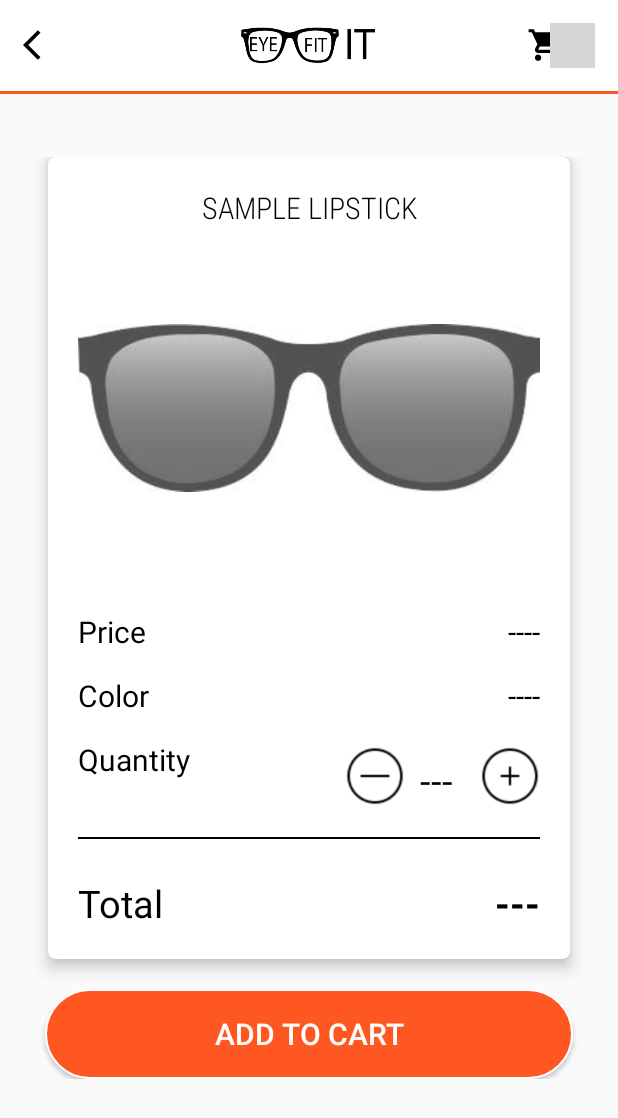
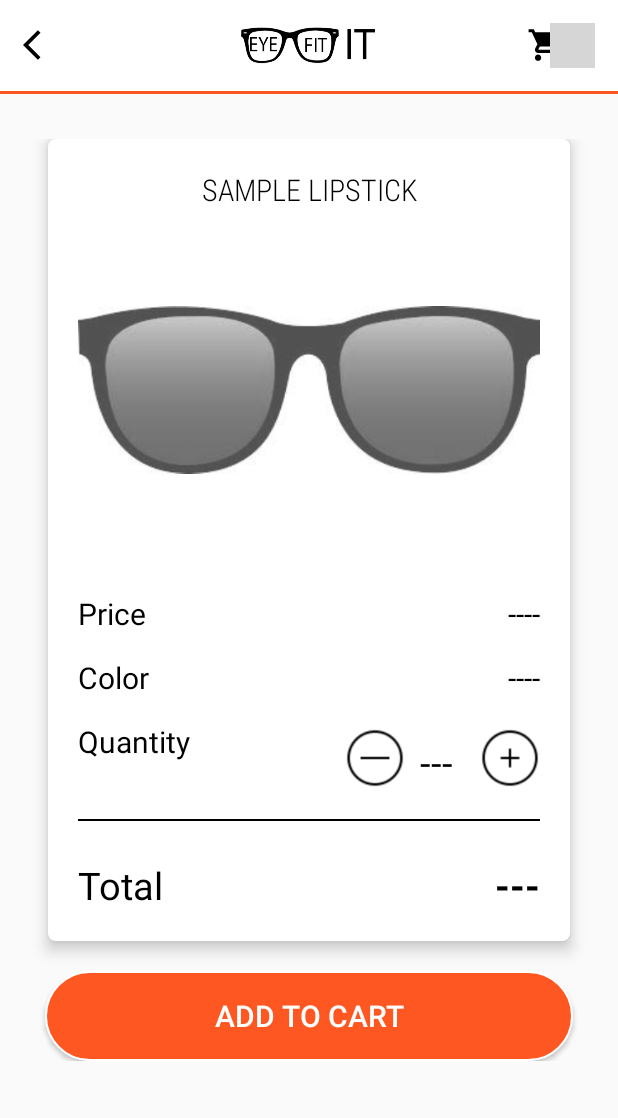
Before and after one commit to atoyota31/ar_eyeglasses, an Android app: the ProductDetails screen opened directly, with no data from a screen before it, on a phone screen of 412 x 824 dp. Shown: the top 1118 px of the screen. Run offline under Robolectric (Android 15) with nearby library versions, the phone set to English and light mode, and no system bars; libraries missing offline, so code that uses them is left out: com.nex3z.notificationbadge; plain views replace NotificationBadge; 2 statements that could not run were skipped; grey boxes are pictures that could not be loaded.

Commit message:
update margin

```diff
--- a/samples/augmented-faces/src/main/res/layout/activity_product_details.xml
+++ b/samples/augmented-faces/src/main/res/layout/activity_product_details.xml
@@ -9,6 +9,8 @@
     <include layout="@layout/action_bar2" />
 
     <RelativeLayout
+        android:layout_below="@+id/action_bar2_layout"
+        android:layout_marginTop="10dp"
         android:layout_width="wrap_content"
         android:layout_height="wrap_content"
         android:layout_centerInParent="true"
@@ -30,7 +32,7 @@
                 android:orientation="vertical"
                 android:padding="20dp">
 
-                //Product Name
+<!--                //Product Name-->
 
                 <TextView
                     android:id="@+id/detailsProductName"
@@ -42,8 +44,7 @@
                     android:textColor="@color/black"
                     android:textSize="20dp" />
 
-                //Product Image
-
+<!--                //Product Image-->
                 <ImageView
                     android:id="@+id/detailsProductImage"
                     android:layout_width="match_parent"
@@ -58,8 +59,7 @@
                     android:layout_height="wrap_content"
                     android:layout_below="@+id/detailsProductImage">
 
-                    //Product Price
-
+<!--                    //Product Price-->
                     <TextView
                         android:layout_width="match_parent"
                         android:layout_height="wrap_content"
@@ -79,7 +79,7 @@
                         android:textSize="20dp" />
 
 
-                    //Product Color
+<!--                    //Product Color-->
                     <TextView
                         android:layout_width="match_parent"
                         android:layout_below="@id/detailsProductPrice"
@@ -101,7 +101,7 @@
                         android:textSize="20dp" />
 
 
-                    //Product Quantity
+<!--                    //Product Quantity-->
                     <TextView
                         android:layout_below="@+id/detailsProductColor"
                         android:layout_width="wrap_content"
@@ -112,7 +112,7 @@
                         android:textSize="20dp" />
 
 
-                    //Quantity
+<!--                    //Quantity-->
                     <RelativeLayout
                         android:id="@+id/quantity"
                         android:layout_width="match_parent"
@@ -153,7 +153,7 @@
                     </RelativeLayout>
 
 
-                    //Divider
+<!--                    //Divider-->
                     <View
                         android:layout_below="@+id/quantity"
                         android:id="@+id/divider"
@@ -162,7 +162,7 @@
                         android:layout_marginTop="15dp"
                         android:background="@color/black" />
 
-                    //Total Price
+<!--                    //Total Price-->
                     <TextView
                         android:layout_width="wrap_content"
                         android:layout_height="wrap_content"
```
